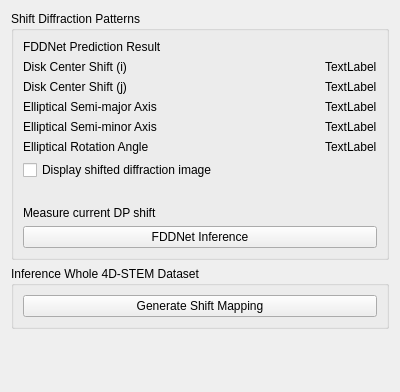
Above: FourDExplorer/ui/uiWidgetAlignmentFDDNet.ui from ManifoldsHu/FourDExplorer before the change. Below: the same form after it.
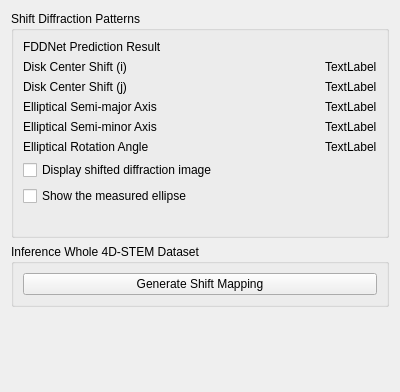
That is the form after the change.

Commit message: implement widget alignment fddnet

Diff of the .ui file:
```diff
--- a/FourDExplorer/ui/uiWidgetAlignmentFDDNet.ui
+++ b/FourDExplorer/ui/uiWidgetAlignmentFDDNet.ui
@@ -129,6 +129,13 @@
         </property>
        </widget>
       </item>
+      <item>
+       <widget class="QCheckBox" name="checkBox_show_measured_ellipse">
+        <property name="text">
+         <string>Show the measured ellipse</string>
+        </property>
+       </widget>
+      </item>
       <item>
        <spacer name="verticalSpacer_2">
         <property name="orientation">
@@ -145,20 +152,6 @@
         </property>
        </spacer>
       </item>
-      <item>
-       <widget class="QLabel" name="label">
-        <property name="text">
-         <string>Measure current DP shift</string>
-        </property>
-       </widget>
-      </item>
-      <item>
-       <widget class="QPushButton" name="pushButton_fddnet_inference">
-        <property name="text">
-         <string>FDDNet Inference</string>
-        </property>
-       </widget>
-      </item>
      </layout>
     </widget>
    </item>
@@ -186,7 +179,7 @@
      <property name="sizeHint" stdset="0">
       <size>
        <width>20</width>
-       <height>28</height>
+       <height>54</height>
       </size>
      </property>
     </spacer>
```
The commit also changes 16 other files.
